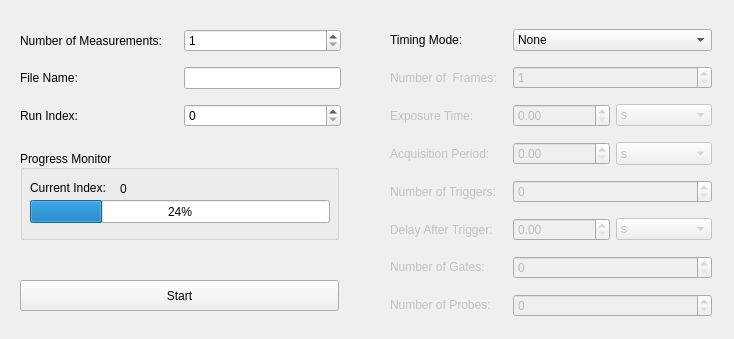
This is slsDetectorGui/forms/form_tab_measurement.ui in slsdetectorgroup/slsDetectorPackage as Qt 5 draws it before an edit. The edited form follows.
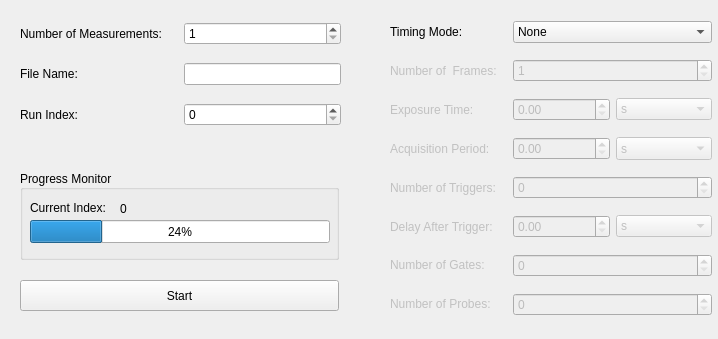
This is the edited form.

```diff
--- a/slsDetectorGui/forms/form_tab_measurement.ui
+++ b/slsDetectorGui/forms/form_tab_measurement.ui
@@ -6,7 +6,7 @@
    <rect>
     <x>0</x>
     <y>0</y>
-    <width>734</width>
+    <width>718</width>
     <height>339</height>
    </rect>
   </property>
@@ -153,9 +153,9 @@
    <property name="geometry">
     <rect>
      <x>20</x>
-     <y>20</y>
+     <y>10</y>
      <width>321</width>
-     <height>117</height>
+     <height>130</height>
     </rect>
    </property>
    <layout class="QGridLayout" name="gridLayout">
@@ -270,9 +270,9 @@
    <property name="geometry">
     <rect>
      <x>390</x>
-     <y>20</y>
+     <y>11</y>
      <width>322</width>
-     <height>312</height>
+     <height>321</height>
     </rect>
    </property>
    <layout class="QGridLayout" name="gridTimeResolved">
@@ -788,7 +788,7 @@
    <property name="geometry">
     <rect>
      <x>20</x>
-     <y>150</y>
+     <y>170</y>
      <width>319</width>
      <height>90</height>
     </rect>
```
